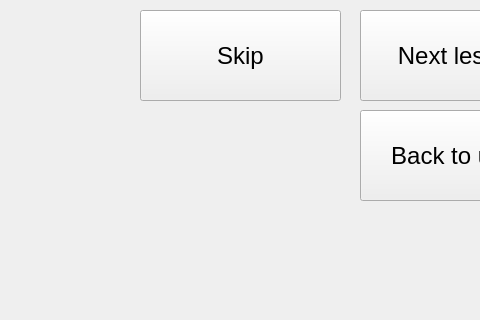
This is SPCK/Gui/school1.ui in trongphuc1/TL-C4K-PTI01- as Qt 5 draws it before an edit; both pictures show x 530 to 1010 and y 0 to 320 of the 1107 by 819 pixel window. The edited form follows.
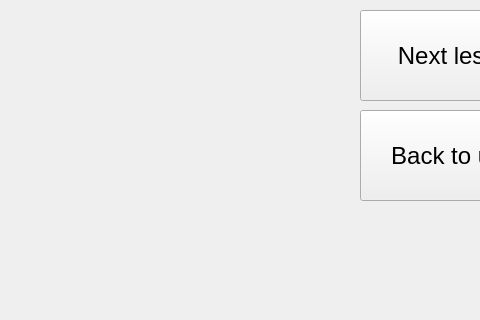
This is the edited form. Icons and pictures are not drawn.

Diff of the .ui file:
```diff
--- a/SPCK/Gui/school1.ui
+++ b/SPCK/Gui/school1.ui
@@ -325,24 +325,6 @@
      <string>Back to unit1</string>
     </property>
    </widget>
-   <widget class="QPushButton" name="pushButton_8">
-    <property name="geometry">
-     <rect>
-      <x>670</x>
-      <y>10</y>
-      <width>201</width>
-      <height>91</height>
-     </rect>
-    </property>
-    <property name="font">
-     <font>
-      <pointsize>18</pointsize>
-     </font>
-    </property>
-    <property name="text">
-     <string>Skip</string>
-    </property>
-   </widget>
   </widget>
   <widget class="QMenuBar" name="menubar">
    <property name="geometry">
```
Left out of the diff: 4 changed lines with no effect on the pictures.
